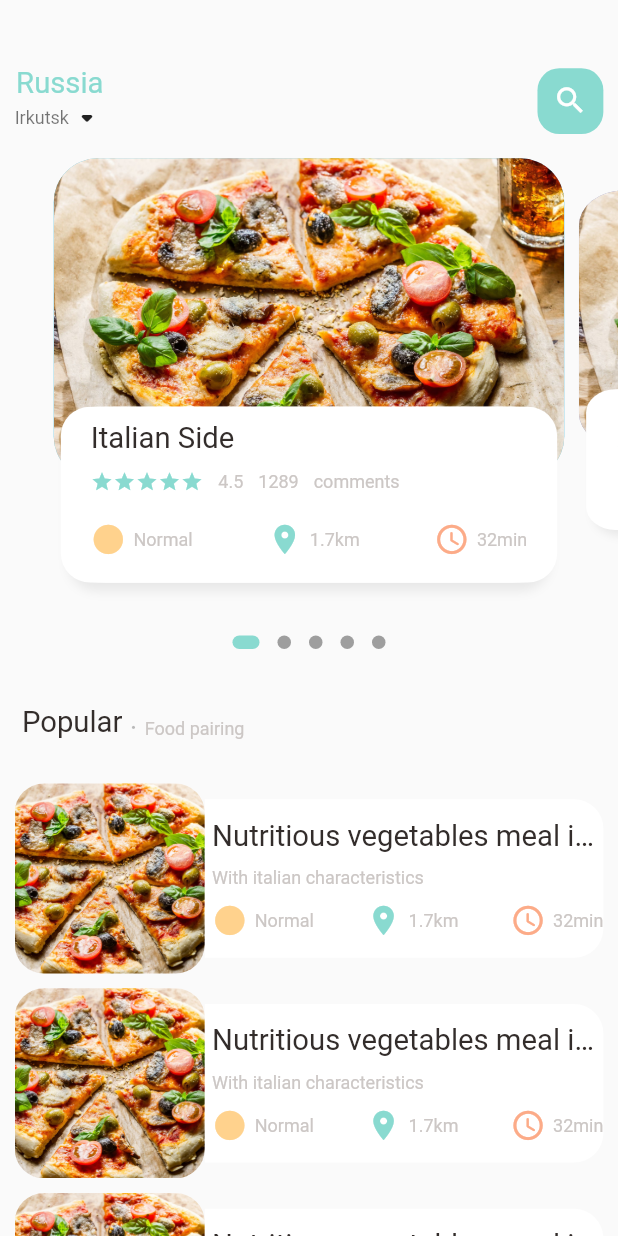
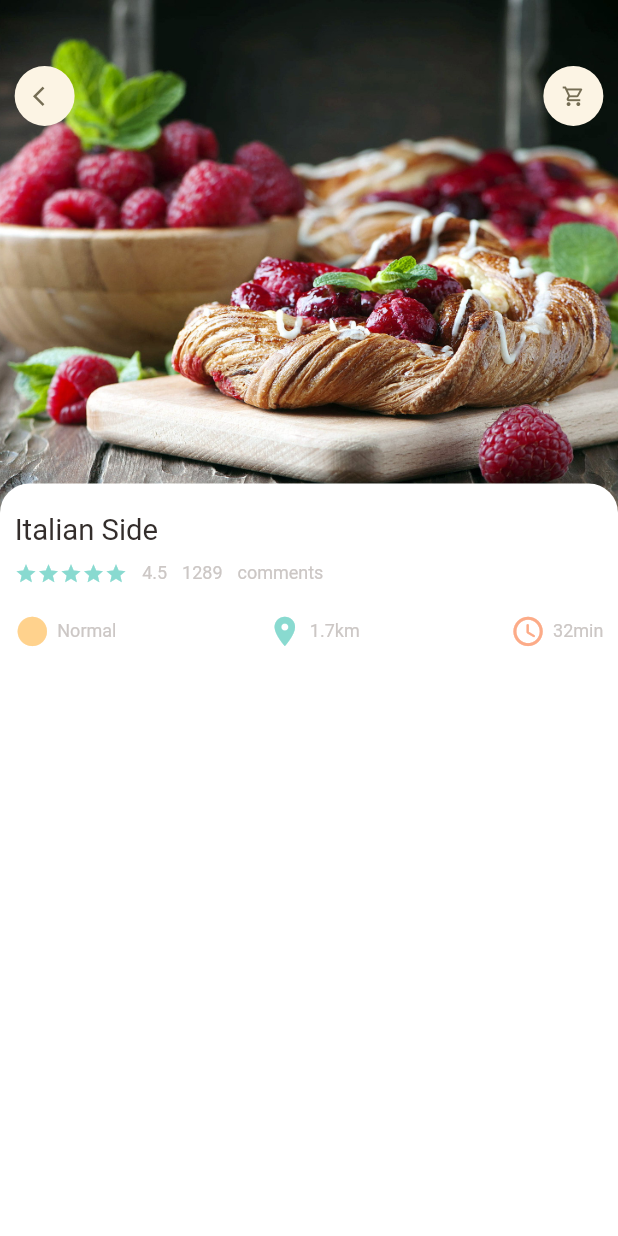
Before and after one commit to rdashk/food_delivery_app, a Flutter app: the screen it shows after launch, on a phone screen of 412 x 824 dp. Run offline on Flutter 3.47's test engine with Material 2 defaults, Android fonts, the phone set to English and light mode, and no system bars; drawn by our look-alikes of dots_indicator; our stand-ins replace get; missing offline and left inert: dart:html.

Commit message:
Add new page for viewing popular food

```diff
--- a/lib/main.dart
+++ b/lib/main.dart
@@ -1,5 +1,6 @@
 import 'package:flutter/material.dart';
-import 'package:food_delivery_app/home/main_food_page.dart';
+import 'package:food_delivery_app/pages/food/popular_food_detail.dart';
+import 'package:food_delivery_app/pages/home/main_food_page.dart';
 import 'package:get/get.dart';
 
 void main() {
@@ -18,7 +19,7 @@ class MyApp extends StatelessWidget {
       theme: ThemeData(
         primarySwatch: Colors.blue,
       ),
-      home: MainFoodPage(),
+      home: PopularFoodDetail(),
     );
   }
 }
--- /dev/null
+++ b/lib/pages/food/popular_food_detail.dart
@@ -0,0 +1,63 @@
+import 'package:flutter/cupertino.dart';
+import 'package:flutter/material.dart';
+import 'package:food_delivery_app/utils/dimensions.dart';
+import 'package:food_delivery_app/widgets/app_column.dart';
+import 'package:food_delivery_app/widgets/app_icon.dart';
+
+import '../../utils/colors.dart';
+import '../../widgets/big_text.dart';
+import '../../widgets/icon_and_text_widget.dart';
+import '../../widgets/small_text.dart';
+
+class PopularFoodDetail extends StatelessWidget {
+  const PopularFoodDetail({Key? key}) : super(key: key);
+
+  @override
+  Widget build(BuildContext context) {
+    return Scaffold(
+      body: Stack(
+        children: [
+          Positioned(
+              left: 0,
+              right: 0,
+              child: Container(
+                width: double.maxFinite,
+                height: Dimensions.popularFoodImgSize,
+                decoration: BoxDecoration(
+                    image: DecorationImage(
+                        fit: BoxFit.cover,
+                        image: AssetImage("images/food1.jpg"))),
+              )),
+          Positioned(
+              top: Dimensions.height45,
+              left: Dimensions.width20,
+              right: Dimensions.width20,
+              child: Row(
+                mainAxisAlignment: MainAxisAlignment.spaceBetween,
+                children: [
+                  AppIcon(icon: Icons.arrow_back_ios),
+                  AppIcon(icon: Icons.shopping_cart_outlined),
+                ],
+              )),
+          Positioned(
+              left: 0,
+              right: 0,
+              top: Dimensions.popularFoodImgSize-Dimensions.height20,
+              bottom: 0,
+              child: Container(
+                padding: EdgeInsets.only(
+                    left: Dimensions.width20,
+                    right: Dimensions.width20,
+                    top: Dimensions.height20),
+                decoration: BoxDecoration(
+                    borderRadius: BorderRadius.only(
+                        topRight: Radius.circular(Dimensions.radius20),
+                        topLeft: Radius.circular(Dimensions.radius20)),
+                    color: Colors.white),
+                child: AppColumn()
+              ))
+        ],
+      ),
+    );
+  }
+}
--- a/lib/home/food_page_body.dart
+++ b/lib/pages/home/food_page_body.dart
@@ -3,10 +3,11 @@ import 'package:flutter/cupertino.dart';
 import 'package:flutter/material.dart';
 import 'package:food_delivery_app/utils/colors.dart';
 import 'package:food_delivery_app/utils/dimensions.dart';
+import 'package:food_delivery_app/widgets/app_column.dart';
 import 'package:food_delivery_app/widgets/icon_and_text_widget.dart';
 import 'package:food_delivery_app/widgets/small_text.dart';
 
-import '../widgets/big_text.dart';
+import '../../widgets/big_text.dart';
 
 class FoodPageBody extends StatefulWidget {
   const FoodPageBody({Key? key}) : super(key: key);
@@ -68,7 +69,8 @@ class _FoodPageBodyState extends State<FoodPageBody> {
           height: Dimensions.height30,
         ),
         Container(
-          margin: EdgeInsets.only(left: Dimensions.width30, bottom: Dimensions.height30),
+          margin: EdgeInsets.only(
+              left: Dimensions.width30, bottom: Dimensions.height30),
           child: Row(
             crossAxisAlignment: CrossAxisAlignment.end,
             children: [
@@ -95,16 +97,16 @@ class _FoodPageBodyState extends State<FoodPageBody> {
           ),
         ),
         // list of food and images
-        Container(
-          height: 900,
-          child: ListView.builder(
+        ListView.builder(
             physics: NeverScrollableScrollPhysics(),
             //shrinkWrap: true,
             itemCount: 10,
             itemBuilder: (context, index) {
               return Container(
                 margin: EdgeInsets.only(
-                      left: Dimensions.width20, right: Dimensions.width20, bottom: Dimensions.height10),
+                    left: Dimensions.width20,
+                    right: Dimensions.width20,
+                    bottom: Dimensions.height10),
                 child: Row(
                   children: [
                     // image section
@@ -126,8 +128,8 @@ class _FoodPageBodyState extends State<FoodPageBody> {
                         decoration: BoxDecoration(
                           borderRadius: BorderRadius.only(
                               topRight: Radius.circular(Dimensions.radius20),
-                              bottomRight: Radius.circular(Dimensions.radius20)
-                            ),
+                              bottomRight:
+                                  Radius.circular(Dimensions.radius20)),
                           color: Colors.white,
                         ),
                         child: Padding(
@@ -136,12 +138,18 @@ class _FoodPageBodyState extends State<FoodPageBody> {
                             crossAxisAlignment: CrossAxisAlignment.start,
                             mainAxisAlignment: MainAxisAlignment.center,
                             children: [
-                                BigText(text: "Nutritious vegetables meal in Italia"),
-                                SizedBox(height: Dimensions.height10,),
+                              BigText(
+                                  text: "Nutritious vegetables meal in Italia"),
+                              SizedBox(
+                                height: Dimensions.height10,
+                              ),
                               SmallText(text: "With italian characteristics"),
-                                SizedBox(height: Dimensions.height10,),
+                              SizedBox(
+                                height: Dimensions.height10,
+                              ),
                               Row(
-                                  mainAxisAlignment: MainAxisAlignment.spaceBetween,
+                                mainAxisAlignment:
+                                    MainAxisAlignment.spaceBetween,
                                 children: [
                                   IconAndTextWidget(
                                       icon: Icons.circle_sharp,
@@ -166,7 +174,6 @@ class _FoodPageBodyState extends State<FoodPageBody> {
                 ),
               );
             }),
-        )
       ],
     );
   }
@@ -240,60 +247,7 @@ class _FoodPageBodyState extends State<FoodPageBody> {
               child: Container(
                 padding: EdgeInsets.only(
                     top: Dimensions.height10, left: 15, right: 15),
-                child: Column(
-                  crossAxisAlignment: CrossAxisAlignment.start,
-                  children: [
-                    BigText(text: "Italian Side"),
-                    SizedBox(
-                      height: Dimensions.height10,
-                    ),
-                    Row(
-                      children: [
-                        Wrap(
-                          children: List.generate(
-                              5,
-                              (index) => Icon(
-                                    Icons.star,
-                                    color: AppColors.mainColor,
-                                    size: 15,
-                                  )),
-                        ),
-                        SizedBox(
-                          width: 10,
-                        ),
-                        SmallText(text: "4.5"),
-                        SizedBox(
-                          width: 10,
-                        ),
-                        SmallText(text: "1289"),
-                        SizedBox(
-                          width: 10,
-                        ),
-                        SmallText(text: "comments")
-                      ],
-                    ),
-                    SizedBox(
-                      height: Dimensions.height20,
-                    ),
-                    Row(
-                      mainAxisAlignment: MainAxisAlignment.spaceBetween,
-                      children: [
-                        IconAndTextWidget(
-                            icon: Icons.circle_sharp,
-                            text: "Normal",
-                            iconColor: AppColors.iconColor1),
-                        IconAndTextWidget(
-                            icon: Icons.location_on,
-                            text: "1.7km",
-                            iconColor: AppColors.mainColor),
-                        IconAndTextWidget(
-                            icon: Icons.access_time_rounded,
-                            text: "32min",
-                            iconColor: AppColors.iconColor2)
-                      ],
-                    )
-                  ],
-                ),
+                child: AppColumn()
               ),
             ),
           )
--- a/lib/home/main_food_page.dart
+++ b/lib/pages/home/main_food_page.dart
@@ -1,10 +1,10 @@
 import 'package:flutter/material.dart';
-import 'package:food_delivery_app/home/food_page_body.dart';
 import 'package:food_delivery_app/utils/dimensions.dart';
 import 'package:food_delivery_app/widgets/big_text.dart';
 import 'package:food_delivery_app/widgets/small_text.dart';
 
-import '../utils/colors.dart';
+import '../../utils/colors.dart';
+import 'food_page_body.dart';
 
 class MainFoodPage extends StatefulWidget {
   const MainFoodPage({Key? key}) : super(key: key);
--- a/lib/utils/dimensions.dart
+++ b/lib/utils/dimensions.dart
@@ -26,9 +26,11 @@ class Dimensions {
   static double radius30 = screenHeight/28.13;
 
   static double iconSize24 = screenHeight/35.17;
+  static double iconSize16 = screenHeight/52.75;
 
   static double listViewImgSize = screenWidth/3.25;
   static double listViewTextContSize = screenWidth/3.9;
 
-  static double popularFoodImgSize = screenWidth;
+  // popular food
+  static double popularFoodImgSize = screenHeight/2.41;
 }
--- /dev/null
+++ b/lib/widgets/app_column.dart
@@ -0,0 +1,70 @@
+import 'package:flutter/cupertino.dart';
+import 'package:flutter/material.dart';
+import 'package:food_delivery_app/widgets/small_text.dart';
+
+import '../utils/colors.dart';
+import '../utils/dimensions.dart';
+import 'big_text.dart';
+import 'icon_and_text_widget.dart';
+
+class AppColumn extends StatelessWidget {
+  const AppColumn({Key? key}) : super(key: key);
+
+  @override
+  Widget build(BuildContext context) {
+    return Column(
+      crossAxisAlignment: CrossAxisAlignment.start,
+      children: [
+        BigText(text: "Italian Side"),
+        SizedBox(
+          height: Dimensions.height10,
+        ),
+        Row(
+          children: [
+            Wrap(
+              children: List.generate(
+                  5,
+                      (index) => Icon(
+                    Icons.star,
+                    color: AppColors.mainColor,
+                    size: 15,
+                  )),
+            ),
+            SizedBox(
+              width: 10,
+            ),
+            SmallText(text: "4.5"),
+            SizedBox(
+              width: 10,
+            ),
+            SmallText(text: "1289"),
+            SizedBox(
+              width: 10,
+            ),
+            SmallText(text: "comments")
+          ],
+        ),
+        SizedBox(
+          height: Dimensions.height20,
+        ),
+        Row(
+          mainAxisAlignment: MainAxisAlignment.spaceBetween,
+          children: [
+            IconAndTextWidget(
+                icon: Icons.circle_sharp,
+                text: "Normal",
+                iconColor: AppColors.iconColor1),
+            IconAndTextWidget(
+                icon: Icons.location_on,
+                text: "1.7km",
+                iconColor: AppColors.mainColor),
+            IconAndTextWidget(
+                icon: Icons.access_time_rounded,
+                text: "32min",
+                iconColor: AppColors.iconColor2)
+          ],
+        )
+      ],
+    );
+  }
+}
--- /dev/null
+++ b/lib/widgets/app_icon.dart
@@ -0,0 +1,33 @@
+import 'dart:html';
+
+import 'package:flutter/cupertino.dart';
+import 'package:food_delivery_app/utils/dimensions.dart';
+
+class AppIcon extends StatelessWidget {
+  final IconData icon;
+  final Color backgroundColor;
+  final Color iconColor;
+  final double size;
+  AppIcon({Key? key,
+    required this.icon,
+    this.backgroundColor = const Color(0xFFfcf4e4),
+    this.iconColor = const Color(0xFF756d54),
+    this.size = 40}) : super(key: key);
+
+  @override
+  Widget build(BuildContext context) {
+    return Container(
+      width: size,
+      height: size,
+      decoration: BoxDecoration(
+        borderRadius: BorderRadius.circular(size/2),
+        color: backgroundColor
+      ),
+      child: Icon(
+        icon,
+        color: iconColor,
+        size: Dimensions.iconSize16,
+      ),
+    );
+  }
+}
```
Lines whose indentation alone changed are shown as unchanged.
